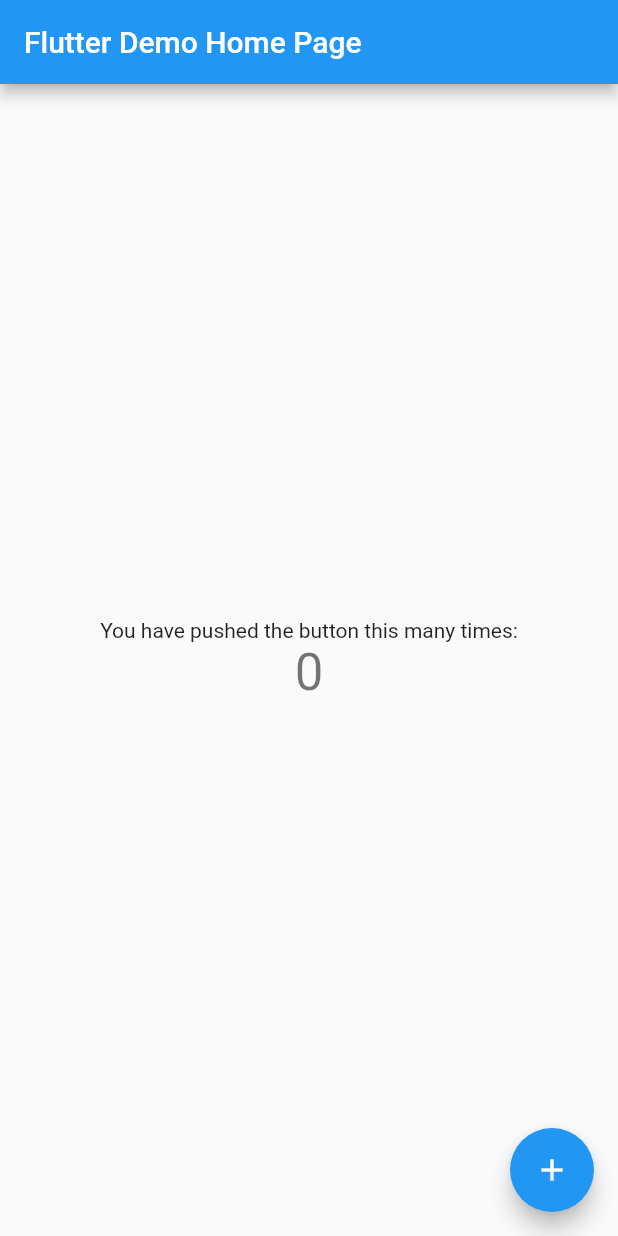
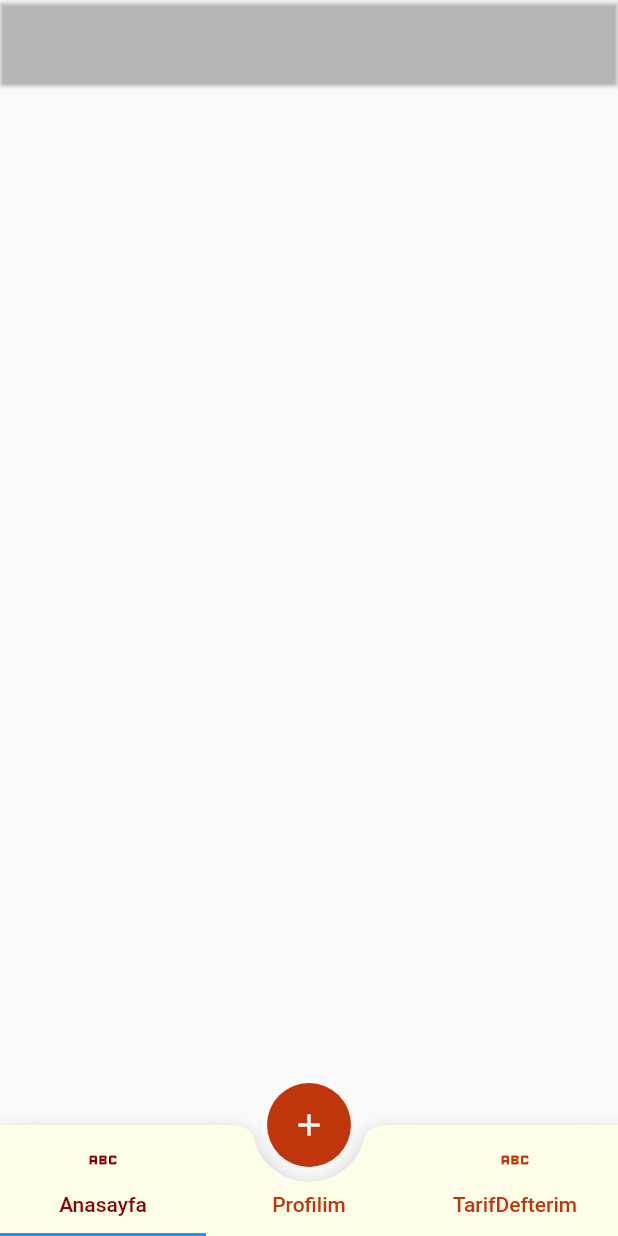
Before and after one commit to BernaErden1/OyunveUygulamaAkademisi, a Flutter app: the screen it shows after launch, on a phone screen of 412 x 824 dp. Run offline on Flutter 3.47's test engine with Material 2 defaults, Android fonts, the phone set to English and light mode, and no system bars.

Commit message:
Bölümler bölündü tasarıma mainPageden başlandı.

```diff
--- /dev/null
+++ b/lib/anasayfa/anasayfa.dart
@@ -0,0 +1,10 @@
+import 'package:flutter/material.dart';
+
+class Anasayfa extends StatelessWidget {
+  const Anasayfa({Key? key}) : super(key: key);
+
+  @override
+  Widget build(BuildContext context) {
+    return Container();
+  }
+}
--- a/lib/main.dart
+++ b/lib/main.dart
@@ -1,4 +1,8 @@
 import 'package:flutter/material.dart';
+
+import 'package:tarifim/mainPage.dart';
+import 'package:tarifim/product/tema/dark_tema.dart';
+import 'package:tarifim/product/tema/light_tema.dart';
 
 void main() {
   runApp(const MyApp());
@@ -7,109 +11,13 @@ void main() {
 class MyApp extends StatelessWidget {
   const MyApp({Key? key}) : super(key: key);
 
-  // This widget is the root of your application.
   @override
   Widget build(BuildContext context) {
     return MaterialApp(
-      title: 'Flutter Demo',
-      theme: ThemeData(
-        // This is the theme of your application.
-        //
-        // Try running your application with "flutter run". You'll see the
-        // application has a blue toolbar. Then, without quitting the app, try
-        // changing the primarySwatch below to Colors.green and then invoke
-        // "hot reload" (press "r" in the console where you ran "flutter run",
-        // or simply save your changes to "hot reload" in a Flutter IDE).
-        // Notice that the counter didn't reset back to zero; the application
-        // is not restarted.
-        primarySwatch: Colors.blue,
-      ),
-      home: const MyHomePage(title: 'Flutter Demo Home Page'),
+      title: 'Mutfakta Neler Var ?',
+      theme: LightTheme().lightTema,
+      darkTheme: DarkTheme().darkTema,
+      home: const MainPage(),
     );
   }
 }
-
-class MyHomePage extends StatefulWidget {
-  const MyHomePage({Key? key, required this.title}) : super(key: key);
-
-  // This widget is the home page of your application. It is stateful, meaning
-  // that it has a State object (defined below) that contains fields that affect
-  // how it looks.
-
-  // This class is the configuration for the state. It holds the values (in this
-  // case the title) provided by the parent (in this case the App widget) and
-  // used by the build method of the State. Fields in a Widget subclass are
-  // always marked "final".
-
-  final String title;
-
-  @override
-  State<MyHomePage> createState() => _MyHomePageState();
-}
-
-class _MyHomePageState extends State<MyHomePage> {
-  int _counter = 0;
-
-  void _incrementCounter() {
-    setState(() {
-      // This call to setState tells the Flutter framework that something has
-      // changed in this State, which causes it to rerun the build method below
-      // so that the display can reflect the updated values. If we changed
-      // _counter without calling setState(), then the build method would not be
-      // called again, and so nothing would appear to happen.
-      _counter++;
-    });
-  }
-
-  @override
-  Widget build(BuildContext context) {
-    // This method is rerun every time setState is called, for instance as done
-    // by the _incrementCounter method above.
-    //
-    // The Flutter framework has been optimized to make rerunning build methods
-    // fast, so that you can just rebuild anything that needs updating rather
-    // than having to individually change instances of widgets.
-    return Scaffold(
-      appBar: AppBar(
-        // Here we take the value from the MyHomePage object that was created by
-        // the App.build method, and use it to set our appbar title.
-        title: Text(widget.title),
-      ),
-      body: Center(
-        // Center is a layout widget. It takes a single child and positions it
-        // in the middle of the parent.
-        child: Column(
-          // Column is also a layout widget. It takes a list of children and
-          // arranges them vertically. By default, it sizes itself to fit its
-          // children horizontally, and tries to be as tall as its parent.
-          //
-          // Invoke "debug painting" (press "p" in the console, choose the
-          // "Toggle Debug Paint" action from the Flutter Inspector in Android
-          // Studio, or the "Toggle Debug Paint" command in Visual Studio Code)
-          // to see the wireframe for each widget.
-          //
-          // Column has various properties to control how it sizes itself and
-          // how it positions its children. Here we use mainAxisAlignment to
-          // center the children vertically; the main axis here is the vertical
-          // axis because Columns are vertical (the cross axis would be
-          // horizontal).
-          mainAxisAlignment: MainAxisAlignment.center,
-          children: <Widget>[
-            const Text(
-              'You have pushed the button this many times:',
-            ),
-            Text(
-              '$_counter',
-              style: Theme.of(context).textTheme.headline4,
-            ),
-          ],
-        ),
-      ),
-      floatingActionButton: FloatingActionButton(
-        onPressed: _incrementCounter,
-        tooltip: 'Increment',
-        child: const Icon(Icons.add),
-      ), // This trailing comma makes auto-formatting nicer for build methods.
-    );
-  }
-}
--- /dev/null
+++ b/lib/mainPage.dart
@@ -0,0 +1,54 @@
+import 'package:flutter/material.dart';
+import 'package:tarifim/anasayfa/anasayfa.dart';
+import 'package:tarifim/product/utility.dart';
+import 'package:tarifim/profil/profil_sayfasi.dart';
+import 'package:tarifim/tarif_defteri/tarif_defteri_sayfasi.dart';
+
+class MainPage extends StatefulWidget {
+  const MainPage({Key? key}) : super(key: key);
+
+  @override
+  State<MainPage> createState() => _MainPageState();
+}
+
+class _MainPageState extends State<MainPage>
+    with TickerProviderStateMixin {
+  late final TabController _tabController;
+  @override
+  void initState() {
+    // TODO: implement initState
+    super.initState();
+    _tabController =
+        TabController(length: _MyTabView.values.length, vsync: this);
+  }
+
+  @override
+  Widget build(BuildContext context) {
+    return DefaultTabController(
+        length: _MyTabView.values.length,
+        child: Scaffold(
+          extendBody: true,
+          appBar: AppBar(),
+          floatingActionButton: FloatingActionButton(
+            onPressed: () {},
+            child: Icon(Icons.add_outlined),
+          ),
+          floatingActionButtonLocation:
+              FloatingActionButtonLocation.centerDocked,
+          bottomNavigationBar: BottomAppBar(
+            color: ColorsUtility().backgroundColor,
+            notchMargin: 10,
+            shape: CircularNotchedRectangle(),
+            child: TabBar(
+                tabs: _MyTabView.values
+                    .map((e) => Tab(
+                          text: "${e.name}",
+                          icon: Icon(Icons.abc),
+                        ))
+                    .toList()),
+          ),
+        ));
+  }
+}
+
+enum _MyTabView { Anasayfa, Profilim, TarifDefterim }
--- /dev/null
+++ b/lib/product/dil/turkce_itemler.dart
@@ -0,0 +1,9 @@
+class TurkceItemler {
+  final anasayfa = "Anasayfa";
+  final profilim = "Profilim";
+  final ayarlar = "Ayarlar";
+  final tarifDefterim = "Tarif Defterim";
+  final girisYap = "Giriş Yap";
+  final kayitOl = "Kayıt Ol";
+  final sifremiUnuttum = "Şifremi Unuttum";
+}
--- /dev/null
+++ b/lib/product/tema/dark_tema.dart
@@ -0,0 +1,15 @@
+import 'package:flutter/material.dart';
+import 'package:flutter/services.dart';
+
+class DarkTheme {
+  late ThemeData darkTema;
+
+  DarkTheme() {
+    darkTema = ThemeData(
+        appBarTheme: const AppBarTheme(
+            centerTitle: true,
+            systemOverlayStyle: SystemUiOverlayStyle.light,
+            backgroundColor: Colors.transparent,
+            elevation: 1));
+  }
+}
--- /dev/null
+++ b/lib/product/tema/light_tema.dart
@@ -0,0 +1,25 @@
+import 'package:flutter/material.dart';
+import 'package:flutter/services.dart';
+import 'package:tarifim/product/utility.dart';
+
+class LightTheme {
+  late ThemeData lightTema;
+
+  LightTheme() {
+    lightTema = ThemeData(
+        textTheme: ThemeData.light().textTheme.copyWith(),
+        tabBarTheme: TabBarTheme(
+            labelColor: ColorsUtility().thirdColor,
+            unselectedLabelColor: ColorsUtility().primaryColor),
+        primaryColor: ColorsUtility().primaryColor,
+        indicatorColor: ColorsUtility().thirdColor,
+        appBarTheme: const AppBarTheme(
+            centerTitle: true,
+            systemOverlayStyle: SystemUiOverlayStyle.dark,
+            backgroundColor: Colors.transparent,
+            elevation: 1),
+        floatingActionButtonTheme: FloatingActionButtonThemeData(
+            backgroundColor: ColorsUtility().primaryColor,
+            elevation: 0));
+  }
+}
--- /dev/null
+++ b/lib/product/utility.dart
@@ -0,0 +1,8 @@
+import 'package:flutter/material.dart';
+
+class ColorsUtility {
+  final Color primaryColor = Color.fromARGB(255, 191, 54, 12);
+  final Color secondaryColor = Color.fromARGB(255, 249, 103, 58);
+  final Color thirdColor = Color.fromARGB(255, 135, 0, 0);
+  final Color backgroundColor = Color.fromARGB(255, 253, 253, 232);
+}
--- /dev/null
+++ b/lib/profil/profil_sayfasi.dart
@@ -0,0 +1,15 @@
+import 'package:flutter/material.dart';
+import 'package:tarifim/product/dil/turkce_itemler.dart';
+
+class ProfilSayfasi extends StatelessWidget {
+  const ProfilSayfasi({Key? key}) : super(key: key);
+
+  @override
+  Widget build(BuildContext context) {
+    return Scaffold(
+      appBar: AppBar(
+        title: Text(TurkceItemler().profilim),
+      ),
+    );
+  }
+}
--- /dev/null
+++ b/lib/tarif_defteri/tarif_defteri_sayfasi.dart
@@ -0,0 +1,15 @@
+import 'package:flutter/material.dart';
+import 'package:tarifim/product/dil/turkce_itemler.dart';
+
+class TarifDefteriSayfasi extends StatelessWidget {
+  const TarifDefteriSayfasi({Key? key}) : super(key: key);
+
+  @override
+  Widget build(BuildContext context) {
+    return Scaffold(
+      appBar: AppBar(
+        title: Text(TurkceItemler().tarifDefterim),
+      ),
+    );
+  }
+}
```
Also changed, not shown: lib/anasayfa/anasayfa_view_model.dart (added), lib/product/dil/ing_itemler.dart (added), lib/profil/profil_sayfasi_view_model.dart (added), lib/tarif_defteri/tarif_defteri_sayfasi_view_model.dart (added), pubspec.lock.
